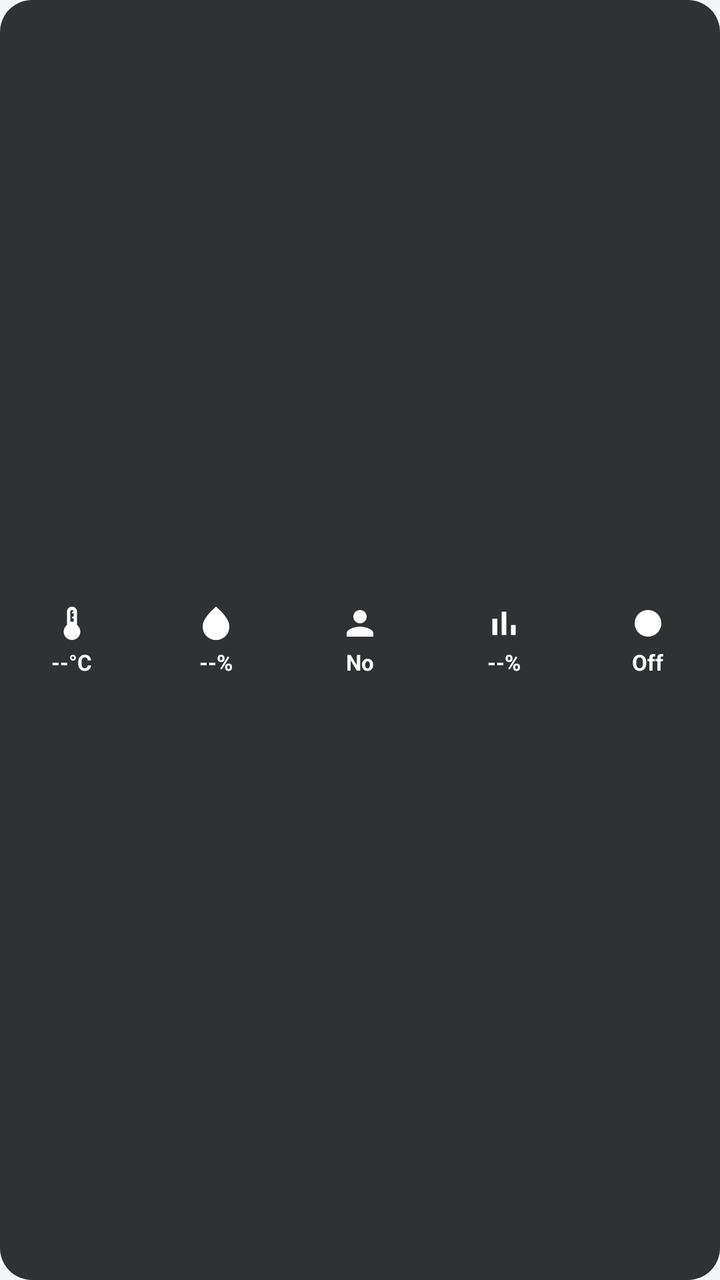
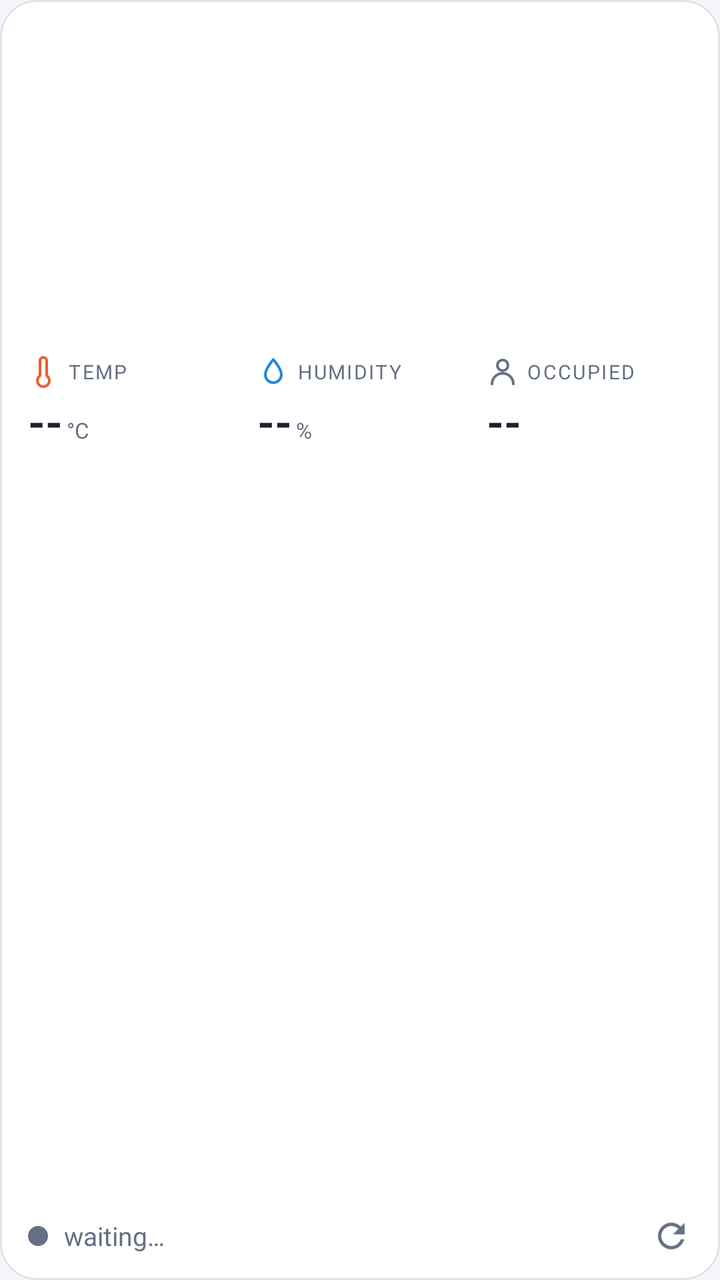

Compare the two renders of this Android layout. The source of the first and the diff that turns it into the second are given below.
<!-- AndroidManifest.xml: application theme Theme.HomeEnv -->
<!-- res/layout/widget_homeenv.xml -->
<LinearLayout
    xmlns:android="http://schemas.android.com/apk/res/android"
    android:id="@+id/widget_root"
    android:layout_width="match_parent"
    android:layout_height="match_parent"
    android:orientation="horizontal"
    android:padding="0dp"
    android:clipToPadding="false"
    android:background="@drawable/widget_background">


    
    <LinearLayout
        android:layout_width="0dp"
        android:layout_height="match_parent"
        android:layout_weight="1"
        android:orientation="vertical"
        android:gravity="center"
        android:padding="2dp">
        
        <ImageView
            android:layout_width="20dp"
            android:layout_height="20dp"
            android:src="@drawable/ic_temperature"
            android:contentDescription="Temperature"
            android:layout_marginBottom="2dp"/>
        
        <TextView
            android:id="@+id/widget_temp"
            android:layout_width="wrap_content"
            android:layout_height="wrap_content"
            android:text="--°C"
            android:textSize="11sp"
            android:textStyle="bold"
            android:textColor="#FFFFFF"
            android:maxLines="1"/>
    </LinearLayout>

    
    <LinearLayout
        android:layout_width="0dp"
        android:layout_height="match_parent"
        android:layout_weight="1"
        android:orientation="vertical"
        android:gravity="center"
        android:padding="2dp">
        
        <ImageView
            android:layout_width="20dp"
            android:layout_height="20dp"
            android:src="@drawable/ic_humidity"
            android:contentDescription="Humidity"
            android:layout_marginBottom="2dp"/>
        
        <TextView
            android:id="@+id/widget_humidity"
            android:layout_width="wrap_content"
            android:layout_height="wrap_content"
            android:text="--%"
            android:textSize="11sp"
            android:textStyle="bold"
            android:textColor="#FFFFFF"
            android:maxLines="1"/>
    </LinearLayout>

    
    <LinearLayout
        android:layout_width="0dp"
        android:layout_height="match_parent"
        android:layout_weight="1"
        android:orientation="vertical"
        android:gravity="center"
        android:padding="2dp">
        
        <ImageView
            android:id="@+id/widget_occupancy_icon"
            android:layout_width="20dp"
            android:layout_height="20dp"
            android:src="@drawable/ic_person"
            android:contentDescription="Occupancy"
            android:layout_marginBottom="2dp"/>
        
        <TextView
            android:id="@+id/widget_occupancy"
            android:layout_width="wrap_content"
            android:layout_height="wrap_content"
            android:text="No"
            android:textSize="11sp"
            android:textStyle="bold"
            android:textColor="#FFFFFF"
            android:maxLines="1"/>
    </LinearLayout>

    
    <LinearLayout
        android:layout_width="0dp"
        android:layout_height="match_parent"
        android:layout_weight="1"
        android:orientation="vertical"
        android:gravity="center"
        android:padding="2dp">
        
        <ImageView
            android:layout_width="20dp"
            android:layout_height="20dp"
            android:src="@drawable/ic_chart"
            android:contentDescription="Confidence"
            android:layout_marginBottom="2dp"/>
        
        <TextView
            android:id="@+id/widget_confidence"
            android:layout_width="wrap_content"
            android:layout_height="wrap_content"
            android:text="--%"
            android:textSize="11sp"
            android:textStyle="bold"
            android:textColor="#FFFFFF"
            android:maxLines="1"/>
    </LinearLayout>

    
    <LinearLayout
        android:layout_width="0dp"
        android:layout_height="match_parent"
        android:layout_weight="1"
        android:orientation="vertical"
        android:gravity="center"
        android:padding="2dp">
        
        <ImageView
            android:id="@+id/widget_online_icon"
            android:layout_width="20dp"
            android:layout_height="20dp"
            android:src="@drawable/ic_circle"
            android:contentDescription="Status"
            android:layout_marginBottom="2dp"/>
        
        <TextView
            android:id="@+id/widget_online"
            android:layout_width="wrap_content"
            android:layout_height="wrap_content"
            android:text="Off"
            android:textSize="11sp"
            android:textStyle="bold"
            android:textColor="#FFFFFF"
            android:maxLines="1"/>
    </LinearLayout>

</LinearLayout>
<!-- resources referenced by this layout -->
<resources>
  <!-- drawable ic_chart (drawable) -->
  <vector xmlns:android="http://schemas.android.com/apk/res/android"
      android:width="24dp"
      android:height="24dp"
      android:viewportWidth="24"
      android:viewportHeight="24">
      <path
          android:fillColor="#FFFFFF"
          android:pathData="M5,9.2h3L8,19L5,19zM10.6,5h2.8v14h-2.8zM16.2,13L19,13v6h-2.8z"/>
  </vector>
  <!-- drawable ic_circle (drawable) -->
  <vector xmlns:android="http://schemas.android.com/apk/res/android"
      android:width="24dp"
      android:height="24dp"
      android:viewportWidth="24"
      android:viewportHeight="24">
      <path
          android:fillColor="#FFFFFF"
          android:pathData="M12,12m-8,0a8,8 0,1 1,16 0a8,8 0,1 1,-16 0"/>
  </vector>
  <!-- drawable ic_humidity (drawable) -->
  <vector xmlns:android="http://schemas.android.com/apk/res/android"
      android:width="24dp"
      android:height="24dp"
      android:viewportWidth="24"
      android:viewportHeight="24">
      <path
          android:fillColor="#FFFFFF"
          android:pathData="M12,2c-5.33,4.55 -8,8.48 -8,11.8 0,4.98 3.8,8.2 8,8.2s8,-3.22 8,-8.2C20,10.48 17.33,6.55 12,2z"/>
  </vector>
  <!-- drawable ic_person (drawable) -->
  <vector xmlns:android="http://schemas.android.com/apk/res/android"
      android:width="24dp"
      android:height="24dp"
      android:viewportWidth="24"
      android:viewportHeight="24">
      <path
          android:fillColor="#FFFFFF"
          android:pathData="M12,12c2.21,0 4,-1.79 4,-4s-1.79,-4 -4,-4 -4,1.79 -4,4 1.79,4 4,4zM12,14c-2.67,0 -8,1.34 -8,4v2h16v-2c0,-2.66 -5.33,-4 -8,-4z"/>
  </vector>
  <!-- drawable ic_temperature (drawable) -->
  <vector xmlns:android="http://schemas.android.com/apk/res/android"
      android:width="24dp"
      android:height="24dp"
      android:viewportWidth="24"
      android:viewportHeight="24">
      <path
          android:fillColor="#FFFFFF"
          android:pathData="M15,13V5c0,-1.66 -1.34,-3 -3,-3S9,3.34 9,5v8c-1.21,0.91 -2,2.37 -2,4 0,2.76 2.24,5 5,5s5,-2.24 5,-5C17,15.37 16.21,13.91 15,13zM11,5c0,-0.55 0.45,-1 1,-1s1,0.45 1,1h-1v1h1v2h-1v1h1v2h-2V5z"/>
  </vector>
  <!-- drawable widget_background (drawable) -->
  <?xml version="1.0" encoding="utf-8"?>
  <shape xmlns:android="http://schemas.android.com/apk/res/android"
      android:shape="rectangle">
      <solid android:color="#CC000000"/>
      <corners android:radius="16dp"/>
  </shape>
  <color name="card">#171c26</color>
  <color name="bg">#0f1218</color>
  <color name="text">#e8ecf3</color>
  <color name="good">#3ecf8e</color>
  <color name="bg_glow">#1a2233</color>
  <color name="muted">#8a93a6</color>
  <!-- unchanged entries left out for length: 1 -->
</resources>

<!-- the commit's change to res/layout/widget_homeenv.xml (unified diff, before → after) -->
@@ -1,149 +1,265 @@
-<LinearLayout
-    xmlns:android="http://schemas.android.com/apk/res/android"
+<?xml version="1.0" encoding="utf-8"?>
+<LinearLayout xmlns:android="http://schemas.android.com/apk/res/android"
     android:id="@+id/widget_root"
     android:layout_width="match_parent"
     android:layout_height="match_parent"
-    android:orientation="horizontal"
-    android:padding="0dp"
-    android:clipToPadding="false"
-    android:background="@drawable/widget_background">
-
+    android:background="@drawable/widget_card"
+    android:orientation="vertical"
+    android:paddingStart="14dp"
+    android:paddingTop="12dp"
+    android:paddingEnd="14dp"
+    android:paddingBottom="6dp">
 
     
+    <FrameLayout
+        android:layout_width="match_parent"
+        android:layout_height="0dp"
+        android:layout_weight="1" />
+
     <LinearLayout
-        android:layout_width="0dp"
-        android:layout_height="match_parent"
-        android:layout_weight="1"
-        android:orientation="vertical"
-        android:gravity="center"
-        android:padding="2dp">
+        android:layout_width="match_parent"
+        android:layout_height="wrap_content"
+        android:orientation="horizontal">
+
+        <LinearLayout
+            android:layout_width="0dp"
+            android:layout_height="wrap_content"
+            android:layout_weight="1"
+            
+            android:orientation="vertical">
+
+            <TextView
+                android:layout_width="wrap_content"
+                android:layout_height="wrap_content"
+                android:drawableStart="@drawable/ic_metric_temp"
+                android:drawablePadding="4dp"
+                android:drawableTint="@color/accent_temp"
+                android:gravity="center_vertical"
+                android:letterSpacing="0.08"
+                android:maxLines="1"
+                android:text="TEMP"
+                android:textColor="@color/muted"
+                android:textSize="10sp" />
+
+            <LinearLayout
+                android:layout_width="wrap_content"
+                android:layout_height="wrap_content"
+                android:layout_marginTop="2dp"
+                android:baselineAligned="true"
+                android:orientation="horizontal">
+
+                <TextView
+                    android:id="@+id/w_temp_value"
+                    android:layout_width="wrap_content"
+                    android:layout_height="wrap_content"
+                    android:maxLines="1"
+                    android:text="--"
+                    android:textColor="@color/text"
+                    android:textSize="22sp"
+                    android:textStyle="bold" />
+                <TextView
+                    android:layout_width="wrap_content"
+                    android:layout_height="wrap_content"
+                    android:layout_marginStart="2dp"
+                    android:maxLines="1"
+                    android:text="°C"
+                    android:textColor="@color/muted"
+                    android:textSize="11sp" />
+            </LinearLayout>
+
+            <TextView
+                android:id="@+id/w_temp_level"
+                android:layout_width="wrap_content"
+                android:layout_height="wrap_content"
+                android:maxLines="1"
+                android:text=" "
+                android:textColor="@color/muted"
+                android:textSize="11sp"
+                android:textStyle="bold" />
+
+            <ImageView
+                android:id="@+id/w_temp_gauge"
+                android:layout_width="match_parent"
+                android:layout_height="16dp"
+                android:layout_marginTop="6dp"
+                android:importantForAccessibility="no"
+                android:scaleType="fitXY" />
+        </LinearLayout>
+
+        <LinearLayout
+            android:layout_width="0dp"
+            android:layout_height="wrap_content"
+            android:layout_weight="1"
+            android:layout_marginStart="12dp"
+            android:orientation="vertical">
+
+            <TextView
+                android:layout_width="wrap_content"
+                android:layout_height="wrap_content"
+                android:drawableStart="@drawable/ic_metric_hum"
+                android:drawablePadding="4dp"
+                android:drawableTint="@color/accent_hum"
+                android:gravity="center_vertical"
+                android:letterSpacing="0.08"
+                android:maxLines="1"
+                android:text="HUMIDITY"
+                android:textColor="@color/muted"
+                android:textSize="10sp" />
+
+            <LinearLayout
+                android:layout_width="wrap_content"
+                android:layout_height="wrap_content"
+                android:layout_marginTop="2dp"
+                android:baselineAligned="true"
+                android:orientation="horizontal">
+
+                <TextView
+                    android:id="@+id/w_hum_value"
+                    android:layout_width="wrap_content"
+                    android:layout_height="wrap_content"
+                    android:maxLines="1"
+                    android:text="--"
+                    android:textColor="@color/text"
+                    android:textSize="22sp"
+                    android:textStyle="bold" />
+                <TextView
+                    android:layout_width="wrap_content"
+                    android:layout_height="wrap_content"
+                    android:layout_marginStart="2dp"
+                    android:maxLines="1"
+                    android:text="%"
+                    android:textColor="@color/muted"
+                    android:textSize="11sp" />
+            </LinearLayout>
+
+            <TextView
+                android:id="@+id/w_hum_level"
+                android:layout_width="wrap_content"
+                android:layout_height="wrap_content"
+                android:maxLines="1"
+                android:text=" "
+                android:textColor="@color/muted"
+                android:textSize="11sp"
+                android:textStyle="bold" />
+
+            <ImageView
+                android:id="@+id/w_hum_gauge"
+                android:layout_width="match_parent"
+                android:layout_height="16dp"
+                android:layout_marginTop="6dp"
+                android:importantForAccessibility="no"
+                android:scaleType="fitXY" />
+        </LinearLayout>
+
+        <LinearLayout
+            android:layout_width="0dp"
+            android:layout_height="wrap_content"
+            android:layout_weight="1"
+            android:layout_marginStart="12dp"
+            android:orientation="vertical">
+
+            <TextView
+                android:layout_width="wrap_content"
+                android:layout_height="wrap_content"
+                android:drawableStart="@drawable/ic_metric_person"
+                android:drawablePadding="4dp"
+                android:drawableTint="@color/muted"
+                android:gravity="center_vertical"
+                android:letterSpacing="0.08"
+                android:maxLines="1"
+                android:text="OCCUPIED"
+                android:textColor="@color/muted"
+                android:textSize="10sp" />
+
+            <LinearLayout
+                android:layout_width="wrap_content"
+                android:layout_height="wrap_content"
+                android:layout_marginTop="2dp"
+                android:baselineAligned="true"
+                android:orientation="horizontal">
+
+                <TextView
+                    android:id="@+id/w_occ_value"
+                    android:layout_width="wrap_content"
+                    android:layout_height="wrap_content"
+                    android:maxLines="1"
+                    android:text="--"
+                    android:textColor="@color/text"
+                    android:textSize="22sp"
+                    android:textStyle="bold" />
+            </LinearLayout>
+
+            <TextView
+                android:id="@+id/w_occ_level"
+                android:layout_width="wrap_content"
+                android:layout_height="wrap_content"
+                android:maxLines="1"
+                android:text=" "
+                android:textColor="@color/muted"
+                android:textSize="11sp"
+                android:textStyle="bold" />
+
+            <ImageView
+                android:id="@+id/w_occ_gauge"
+                android:layout_width="match_parent"
+                android:layout_height="16dp"
+                android:layout_marginTop="6dp"
+                android:importantForAccessibility="no"
+                android:scaleType="fitXY" />
+        </LinearLayout>
+
+    </LinearLayout>
+
+    <FrameLayout
+        android:layout_width="match_parent"
+        android:layout_height="0dp"
+        android:layout_weight="2" />
+
+    <LinearLayout
+        android:layout_width="match_parent"
+        android:layout_height="wrap_content"
+        android:layout_marginTop="8dp"
+        android:gravity="center_vertical"
+        android:orientation="horizontal">
+
+        <ImageView
+            android:id="@+id/w_online_dot"
+            android:layout_width="10dp"
+            android:layout_height="10dp"
+            android:layout_marginEnd="8dp"
+            android:importantForAccessibility="no"
+            android:src="@drawable/dot"
+            android:tint="@color/muted" />
+
+        <TextView
+            android:id="@+id/w_online"
+            android:layout_width="0dp"
+            android:layout_height="wrap_content"
+            android:layout_weight="1"
+            android:maxLines="1"
+            android:text="waiting…"
+            android:textColor="@color/muted"
+            android:textSize="13sp" />
+
+        <TextView
+            android:id="@+id/w_updated"
+            android:layout_width="wrap_content"
+            android:layout_height="wrap_content"
+            android:maxLines="1"
+            android:text=""
+            android:textColor="@color/muted"
+            android:textSize="13sp" />
+
         
         <ImageView
-            android:layout_width="20dp"
-            android:layout_height="20dp"
-            android:src="@drawable/ic_temperature"
-            android:contentDescription="Temperature"
-            android:layout_marginBottom="2dp"/>
-        
-        <TextView
-            android:id="@+id/widget_temp"
-            android:layout_width="wrap_content"
-            android:layout_height="wrap_content"
-            android:text="--°C"
-            android:textSize="11sp"
-            android:textStyle="bold"
-            android:textColor="#FFFFFF"
-            android:maxLines="1"/>
+            android:id="@+id/w_refresh"
+            android:layout_width="32dp"
+            android:layout_height="32dp"
+            android:layout_marginStart="4dp"
+            android:layout_marginEnd="-6dp"
+            android:contentDescription="Refresh"
+            android:padding="6dp"
+            android:src="@drawable/ic_refresh"
+            android:tint="@color/muted" />
     </LinearLayout>
-
-    
-    <LinearLayout
-        android:layout_width="0dp"
-        android:layout_height="match_parent"
-        android:layout_weight="1"
-        android:orientation="vertical"
-        android:gravity="center"
-        android:padding="2dp">
-        
-        <ImageView
-            android:layout_width="20dp"
-            android:layout_height="20dp"
-            android:src="@drawable/ic_humidity"
-            android:contentDescription="Humidity"
-            android:layout_marginBottom="2dp"/>
-        
-        <TextView
-            android:id="@+id/widget_humidity"
-            android:layout_width="wrap_content"
-            android:layout_height="wrap_content"
-            android:text="--%"
-            android:textSize="11sp"
-            android:textStyle="bold"
-            android:textColor="#FFFFFF"
-            android:maxLines="1"/>
-    </LinearLayout>
-
-    
-    <LinearLayout
-        android:layout_width="0dp"
-        android:layout_height="match_parent"
-        android:layout_weight="1"
-        android:orientation="vertical"
-        android:gravity="center"
-        android:padding="2dp">
-        
-        <ImageView
-            android:id="@+id/widget_occupancy_icon"
-            android:layout_width="20dp"
-            android:layout_height="20dp"
-            android:src="@drawable/ic_person"
-            android:contentDescription="Occupancy"
-            android:layout_marginBottom="2dp"/>
-        
-        <TextView
-            android:id="@+id/widget_occupancy"
-            android:layout_width="wrap_content"
-            android:layout_height="wrap_content"
-            android:text="No"
-            android:textSize="11sp"
-            android:textStyle="bold"
-            android:textColor="#FFFFFF"
-            android:maxLines="1"/>
-    </LinearLayout>
-
-    
-    <LinearLayout
-        android:layout_width="0dp"
-        android:layout_height="match_parent"
-        android:layout_weight="1"
-        android:orientation="vertical"
-        android:gravity="center"
-        android:padding="2dp">
-        
-        <ImageView
-            android:layout_width="20dp"
-            android:layout_height="20dp"
-            android:src="@drawable/ic_chart"
-            android:contentDescription="Confidence"
-            android:layout_marginBottom="2dp"/>
-        
-        <TextView
-            android:id="@+id/widget_confidence"
-            android:layout_width="wrap_content"
-            android:layout_height="wrap_content"
-            android:text="--%"
-            android:textSize="11sp"
-            android:textStyle="bold"
-            android:textColor="#FFFFFF"
-            android:maxLines="1"/>
-    </LinearLayout>
-
-    
-    <LinearLayout
-        android:layout_width="0dp"
-        android:layout_height="match_parent"
-        android:layout_weight="1"
-        android:orientation="vertical"
-        android:gravity="center"
-        android:padding="2dp">
-        
-        <ImageView
-            android:id="@+id/widget_online_icon"
-            android:layout_width="20dp"
-            android:layout_height="20dp"
-            android:src="@drawable/ic_circle"
-            android:contentDescription="Status"
-            android:layout_marginBottom="2dp"/>
-        
-        <TextView
-            android:id="@+id/widget_online"
-            android:layout_width="wrap_content"
-            android:layout_height="wrap_content"
-            android:text="Off"
-            android:textSize="11sp"
-            android:textStyle="bold"
-            android:textColor="#FFFFFF"
-            android:maxLines="1"/>
-    </LinearLayout>
-
 </LinearLayout>
<!-- resource entries referenced after the edit -->
@@ -1,65 +1,80 @@
 <!-- resources referenced by this layout -->
 <resources>
-  <!-- drawable ic_chart (drawable) -->
+  <color name="accent_hum">#4fb3ff</color>
+  <color name="accent_temp">#ff8a5c</color>
+  <color name="card">#171c26</color>
+  <color name="card_edge">#252c3a</color>
+  <color name="bg">#0f1218</color>
+  <color name="text">#e8ecf3</color>
+  <!-- drawable dot (drawable) -->
+  <?xml version="1.0" encoding="utf-8"?>
+  <shape xmlns:android="http://schemas.android.com/apk/res/android" android:shape="oval">
+      <size android:width="8dp" android:height="8dp" />
+      <solid android:color="#FFFFFFFF" />
+  </shape>
+  <!-- drawable ic_metric_hum (drawable) -->
+  <?xml version="1.0" encoding="utf-8"?>
+  <vector xmlns:android="http://schemas.android.com/apk/res/android"
+      android:width="16dp"
+      android:height="16dp"
+      android:viewportWidth="24"
+      android:viewportHeight="24">
+      <path
+          android:pathData="M12,2.7s-6,6.6 -6,11.3a6,6 0,0 0,12 0c0,-4.7 -6,-11.3 -6,-11.3z"
+          android:strokeColor="#FFFFFFFF"
+          android:strokeWidth="2"
+          android:strokeLineCap="round"
+          android:strokeLineJoin="round"
+          android:fillColor="#00000000" />
+  </vector>
+  <!-- drawable ic_metric_person (drawable) -->
+  <?xml version="1.0" encoding="utf-8"?>
+  <vector xmlns:android="http://schemas.android.com/apk/res/android"
+      android:width="16dp"
+      android:height="16dp"
+      android:viewportWidth="24"
+      android:viewportHeight="24">
+      <path
+          android:pathData="M8,7a4,4 0,1 0,8 0a4,4 0,1 0,-8 0M4,21a8,8 0,0 1,16 0"
+          android:strokeColor="#FFFFFFFF"
+          android:strokeWidth="2"
+          android:strokeLineCap="round"
+          android:strokeLineJoin="round"
+          android:fillColor="#00000000" />
+  </vector>
+  <!-- drawable ic_metric_temp (drawable) -->
+  <?xml version="1.0" encoding="utf-8"?>
+  <vector xmlns:android="http://schemas.android.com/apk/res/android"
+      android:width="16dp"
+      android:height="16dp"
+      android:viewportWidth="24"
+      android:viewportHeight="24">
+      <path
+          android:pathData="M14,14.76V3.5a2.5,2.5 0,0 0,-5 0v11.26a4.5,4.5 0,1 0,5 0z"
+          android:strokeColor="#FFFFFFFF"
+          android:strokeWidth="2"
+          android:strokeLineCap="round"
+          android:strokeLineJoin="round"
+          android:fillColor="#00000000" />
+  </vector>
+  <!-- drawable ic_refresh (drawable) -->
+  <?xml version="1.0" encoding="utf-8"?>
   <vector xmlns:android="http://schemas.android.com/apk/res/android"
       android:width="24dp"
       android:height="24dp"
       android:viewportWidth="24"
       android:viewportHeight="24">
       <path
-          android:fillColor="#FFFFFF"
-          android:pathData="M5,9.2h3L8,19L5,19zM10.6,5h2.8v14h-2.8zM16.2,13L19,13v6h-2.8z"/>
+          android:fillColor="#FFFFFFFF"
+          android:pathData="M17.65,6.35C16.2,4.9 14.21,4 12,4c-4.42,0 -7.99,3.58 -7.99,8s3.57,8 7.99,8c3.73,0 6.84,-2.55 7.73,-6h-2.08c-0.82,2.33 -3.04,4 -5.65,4 -3.31,0 -6,-2.69 -6,-6s2.69,-6 6,-6c1.66,0 3.14,0.69 4.22,1.78L13,11h7V4l-2.35,2.35z" />
   </vector>
-  <!-- drawable ic_circle (drawable) -->
-  <vector xmlns:android="http://schemas.android.com/apk/res/android"
-      android:width="24dp"
-      android:height="24dp"
-      android:viewportWidth="24"
-      android:viewportHeight="24">
-      <path
-          android:fillColor="#FFFFFF"
-          android:pathData="M12,12m-8,0a8,8 0,1 1,16 0a8,8 0,1 1,-16 0"/>
-  </vector>
-  <!-- drawable ic_humidity (drawable) -->
-  <vector xmlns:android="http://schemas.android.com/apk/res/android"
-      android:width="24dp"
-      android:height="24dp"
-      android:viewportWidth="24"
-      android:viewportHeight="24">
-      <path
-          android:fillColor="#FFFFFF"
-          android:pathData="M12,2c-5.33,4.55 -8,8.48 -8,11.8 0,4.98 3.8,8.2 8,8.2s8,-3.22 8,-8.2C20,10.48 17.33,6.55 12,2z"/>
-  </vector>
-  <!-- drawable ic_person (drawable) -->
-  <vector xmlns:android="http://schemas.android.com/apk/res/android"
-      android:width="24dp"
-      android:height="24dp"
-      android:viewportWidth="24"
-      android:viewportHeight="24">
-      <path
-          android:fillColor="#FFFFFF"
-          android:pathData="M12,12c2.21,0 4,-1.79 4,-4s-1.79,-4 -4,-4 -4,1.79 -4,4 1.79,4 4,4zM12,14c-2.67,0 -8,1.34 -8,4v2h16v-2c0,-2.66 -5.33,-4 -8,-4z"/>
-  </vector>
-  <!-- drawable ic_temperature (drawable) -->
-  <vector xmlns:android="http://schemas.android.com/apk/res/android"
-      android:width="24dp"
-      android:height="24dp"
-      android:viewportWidth="24"
-      android:viewportHeight="24">
-      <path
-          android:fillColor="#FFFFFF"
-          android:pathData="M15,13V5c0,-1.66 -1.34,-3 -3,-3S9,3.34 9,5v8c-1.21,0.91 -2,2.37 -2,4 0,2.76 2.24,5 5,5s5,-2.24 5,-5C17,15.37 16.21,13.91 15,13zM11,5c0,-0.55 0.45,-1 1,-1s1,0.45 1,1h-1v1h1v2h-1v1h1v2h-2V5z"/>
-  </vector>
-  <!-- drawable widget_background (drawable) -->
+  <!-- drawable widget_card (drawable) -->
   <?xml version="1.0" encoding="utf-8"?>
-  <shape xmlns:android="http://schemas.android.com/apk/res/android"
-      android:shape="rectangle">
-      <solid android:color="#CC000000"/>
-      <corners android:radius="16dp"/>
+  <shape xmlns:android="http://schemas.android.com/apk/res/android" android:shape="rectangle">
+      <solid android:color="@color/card" />
+      <stroke android:width="1dp" android:color="@color/card_edge" />
+      <corners android:radius="18dp" />
   </shape>
-  <color name="card">#171c26</color>
-  <color name="bg">#0f1218</color>
-  <color name="text">#e8ecf3</color>
   <color name="good">#3ecf8e</color>
   <color name="bg_glow">#1a2233</color>
   <color name="muted">#8a93a6</color>
